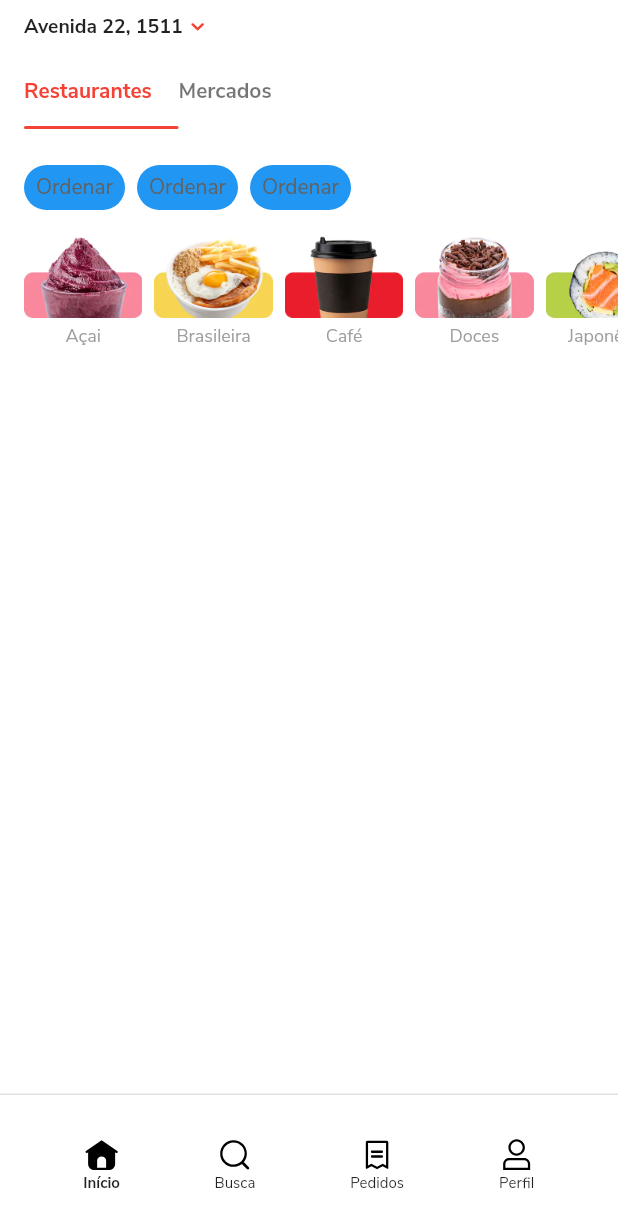
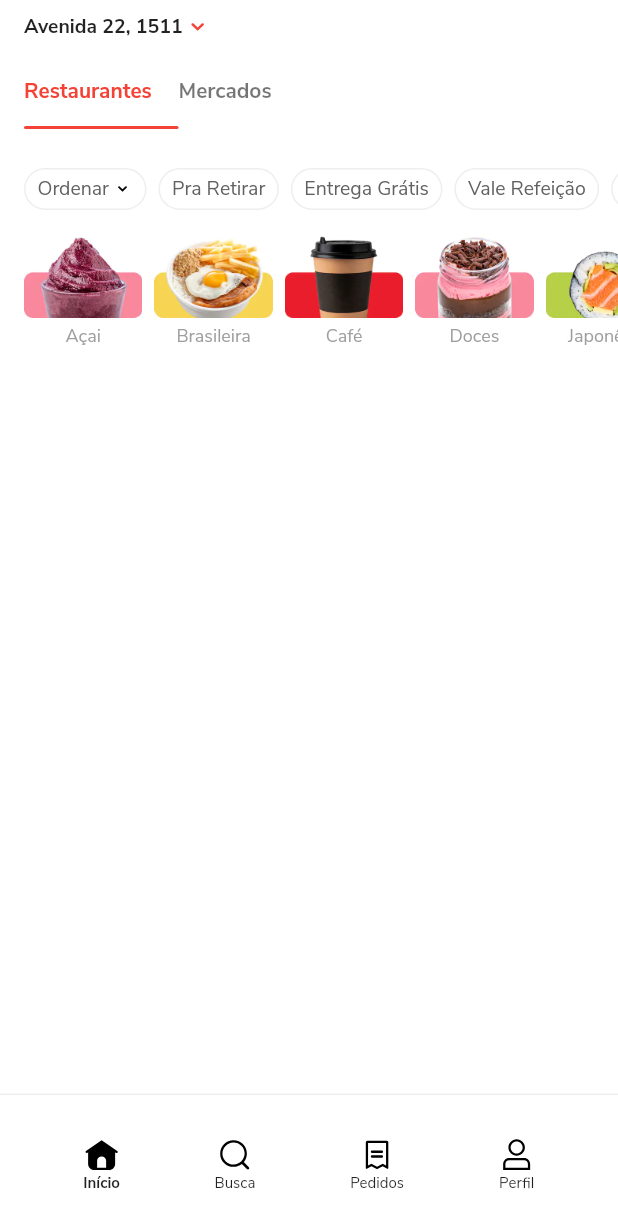
Before and after one commit to joaobaronisilva/iFood, a Flutter app: the screen it shows after launch, on a phone screen of 412 x 824 dp. Shown: the top 1228 px of the screen. Run offline on Flutter 3.47's test engine with Material 2 defaults, Android fonts, the phone set to English and light mode, and no system bars; our stand-ins replace flutter_svg, tab_indicator_styler.

Commit message:
adjusts and implements new categories in filter component

```diff
--- a/lib/core/theme/app_typography.dart
+++ b/lib/core/theme/app_typography.dart
@@ -21,10 +21,10 @@ class AppTypography {
   }
 
   static TextStyle? filterTextStyle(BuildContext context) {
-    return Theme.of(context).textTheme.overline?.copyWith(
-          fontWeight: FontWeight.w700,
-          color: AppColors.primaryColor,
-        );
+    return Theme.of(context).textTheme.bodyText1?.copyWith(
+        fontWeight: FontWeight.normal,
+        color: AppColors.primaryColor,
+        fontSize: 13);
   }
 
   static TextStyle? small(BuildContext context) {
--- a/lib/views/content/components/bottom_navigator_component.dart
+++ b/lib/views/content/components/bottom_navigator_component.dart
@@ -18,7 +18,7 @@ class BottomNavigatorComponent extends StatelessWidget {
         children: [
           Container(
             height: 1,
-            color: Colors.grey[300],
+            color: Colors.grey[200],
           ),
           Padding(
             padding: const EdgeInsets.symmetric(horizontal: 24, vertical: 16),
--- a/lib/views/content/components/filters_component.dart
+++ b/lib/views/content/components/filters_component.dart
@@ -28,17 +28,34 @@ class _FiltersComponentDelegate extends SliverPersistentHeaderDelegate {
       color: AppColors.white,
       height: 54,
       child: ListView(
+        physics: BouncingScrollPhysics(),
         scrollDirection: Axis.horizontal,
         children: [
           SizedBox(width: 16),
           FilterItemComponent(
             label: 'Ordenar',
+            icon: AppIcons.arrowDown,
           ),
           FilterItemComponent(
-            label: 'Ordenar',
+            label: 'Pra Retirar',
           ),
           FilterItemComponent(
-            label: 'Ordenar',
+            label: 'Entrega Grátis',
+          ),
+          FilterItemComponent(
+            label: 'Vale Refeição',
+          ),
+          FilterItemComponent(
+            label: 'Distância',
+            icon: AppIcons.arrowDown,
+          ),
+          FilterItemComponent(
+            label: 'Entrega Parceira',
+            icon: AppIcons.arrowDown,
+          ),
+          FilterItemComponent(
+            label: 'Filtros',
+            icon: AppIcons.arrowDown,
           ),
           SizedBox(width: 16),
         ],
@@ -67,19 +84,29 @@ class FilterItemComponent extends StatelessWidget {
   @override
   Widget build(BuildContext context) {
     return Padding(
-      padding: EdgeInsets.only(top: 12, bottom: 12, right: 8),
+      padding: EdgeInsets.only(top: 14, bottom: 12, right: 8),
       child: Container(
         decoration: BoxDecoration(
-            borderRadius: BorderRadius.circular(32), color: Colors.blue),
+          border: Border.all(color: Colors.grey[200]!),
+          borderRadius: BorderRadius.circular(32),
+        ),
         child: Padding(
           padding: EdgeInsets.symmetric(horizontal: 8),
           child: Row(
             children: [
               Text(
                 label,
-                style: TextStyle(color: Colors.grey[700]),
+                style: AppTypography.filterTextStyle(context)
+                    ?.copyWith(color: Colors.grey[700]),
               ),
-              if (icon != '') AppIcon(icon)
+              if (icon != '')
+                Padding(
+                  padding: EdgeInsets.only(left: 2),
+                  child: AppIcon(
+                    icon,
+                    size: Size(14, 14),
+                  ),
+                )
             ],
           ),
         ),
```
